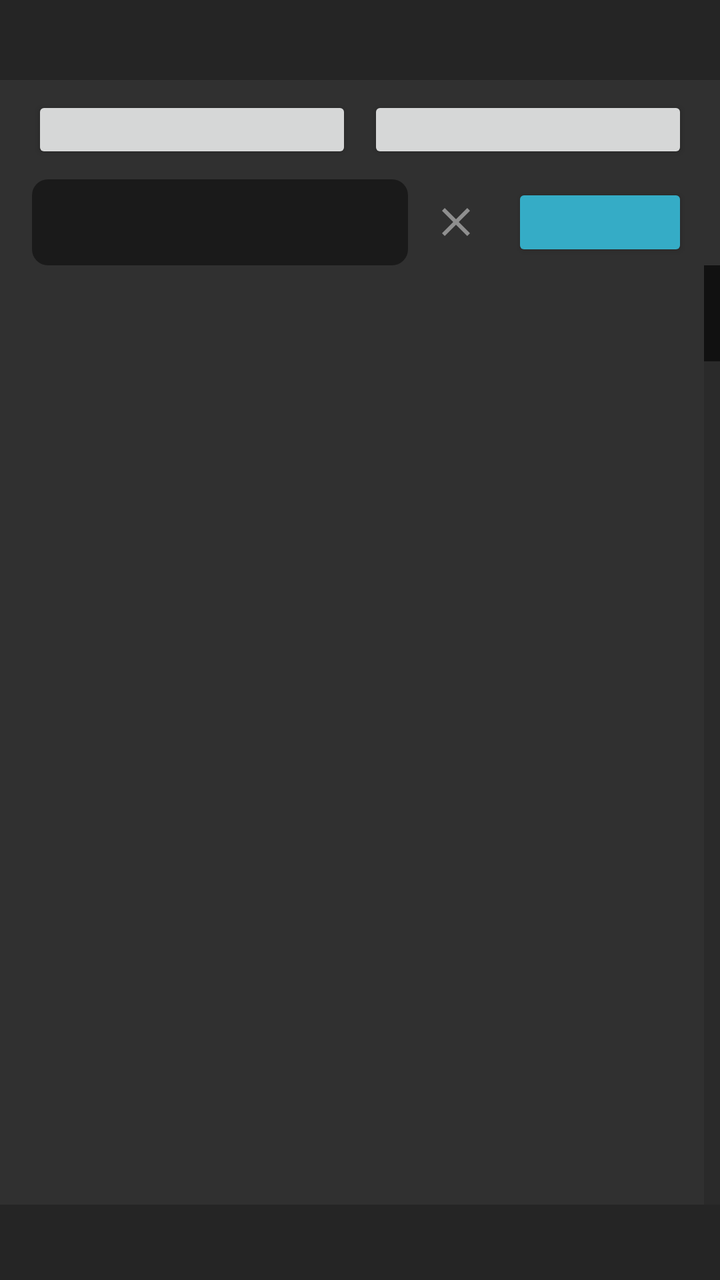
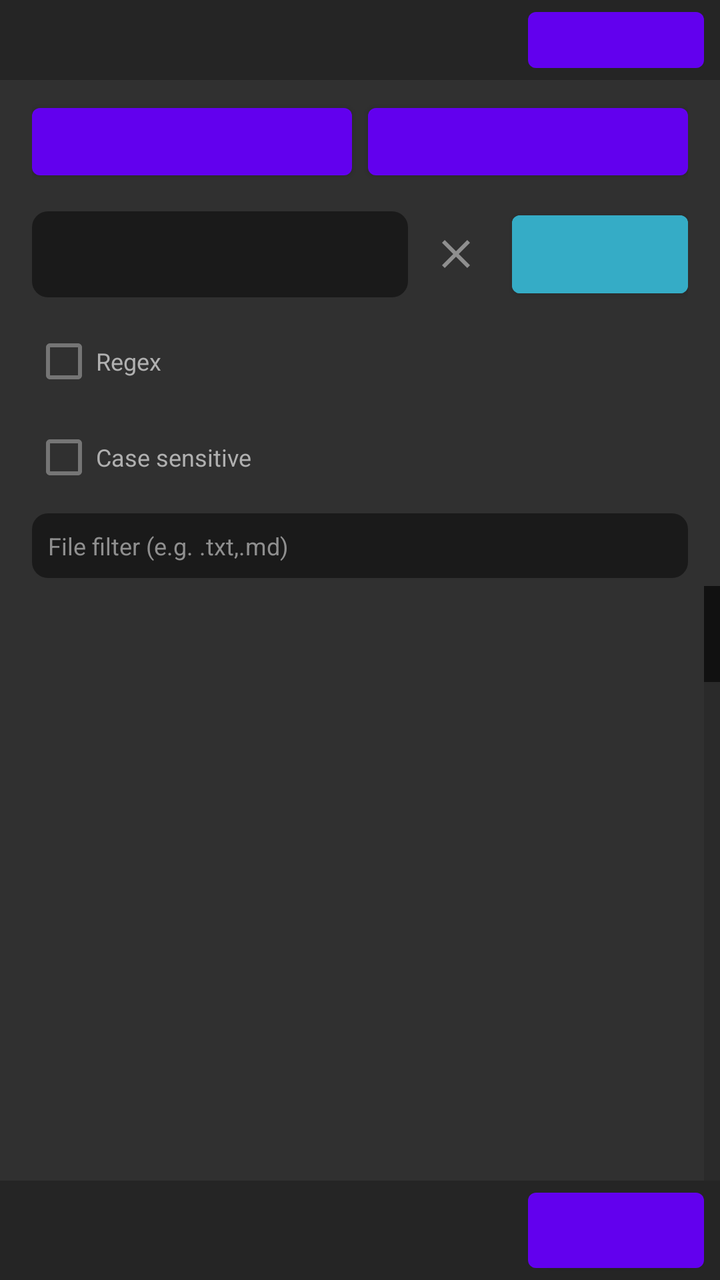

An Android layout rendered at two revisions. The XML below is the earlier revision; the diff shows what the commit changed to produce the second picture.
<!-- AndroidManifest.xml: application theme Theme.UsefulUnpack -->
<!-- res/layout/dialog_global_search.xml -->
<?xml version="1.0" encoding="utf-8"?>
<LinearLayout xmlns:android="http://schemas.android.com/apk/res/android"
    android:layout_width="match_parent"
    android:layout_height="match_parent"
    android:orientation="vertical"
    android:background="@color/bg_surface">

    
    <LinearLayout
        android:layout_width="match_parent"
        android:layout_height="40dp"
        android:orientation="horizontal"
        android:gravity="center_vertical"
        android:background="@color/bg_surface_dim"
        android:paddingStart="16dp"
        android:paddingEnd="8dp">

        <TextView
            android:id="@+id/searchScope"
            android:layout_width="0dp"
            android:layout_height="wrap_content"
            android:layout_weight="1"
            android:textSize="12sp"
            android:textColor="@color/text_secondary"
            android:singleLine="true"
            android:ellipsize="start" />

        <Button
            android:id="@+id/btnChangeDir"
            android:layout_width="wrap_content"
            android:layout_height="wrap_content"
            android:textSize="12sp"
            android:textColor="@color/accent"
            android:background="@null"
            android:minHeight="0dp"
            android:padding="8dp" />
    </LinearLayout>

    
    <LinearLayout
        android:layout_width="match_parent"
        android:layout_height="wrap_content"
        android:orientation="horizontal"
        android:gravity="center"
        android:paddingStart="16dp"
        android:paddingEnd="16dp"
        android:paddingTop="8dp"
        android:paddingBottom="8dp">

        <Button
            android:id="@+id/btnFilename"
            android:layout_width="0dp"
            android:layout_height="wrap_content"
            android:layout_weight="1"
            android:textSize="13sp"
            android:minHeight="0dp"
            android:paddingTop="8dp"
            android:paddingBottom="8dp" />

        <Button
            android:id="@+id/btnContent"
            android:layout_width="0dp"
            android:layout_height="wrap_content"
            android:layout_weight="1"
            android:layout_marginStart="8dp"
            android:textSize="13sp"
            android:minHeight="0dp"
            android:paddingTop="8dp"
            android:paddingBottom="8dp" />
    </LinearLayout>

    
    <LinearLayout
        android:layout_width="match_parent"
        android:layout_height="wrap_content"
        android:orientation="horizontal"
        android:gravity="center_vertical"
        android:paddingStart="16dp"
        android:paddingEnd="16dp">

        <EditText
            android:id="@+id/etQuery"
            android:layout_width="0dp"
            android:layout_height="wrap_content"
            android:layout_weight="1"
            android:textSize="14sp"
            android:singleLine="true"
            android:imeOptions="actionSearch"
            android:inputType="text"
            android:background="@drawable/bg_input"
            android:padding="12dp"
            android:textColor="@color/text_primary"
            android:textColorHint="@color/text_hint" />

        <ImageButton
            android:id="@+id/btnClear"
            android:layout_width="40dp"
            android:layout_height="40dp"
            android:layout_marginStart="4dp"
            android:src="@drawable/ic_clear"
            android:tint="@color/text_hint"
            android:background="?attr/selectableItemBackgroundBorderless"
            android:importantForAccessibility="no" />

        <Button
            android:id="@+id/btnSearch"
            android:layout_width="wrap_content"
            android:layout_height="wrap_content"
            android:layout_marginStart="8dp"
            android:textSize="14sp"
            android:minHeight="0dp"
            android:paddingStart="18dp"
            android:paddingEnd="18dp"
            android:paddingTop="10dp"
            android:paddingBottom="10dp"
            android:backgroundTint="@color/accent"
            android:textColor="#000000" />
    </LinearLayout>

    
    <ProgressBar
        android:id="@+id/searchProgress"
        android:layout_width="wrap_content"
        android:layout_height="wrap_content"
        android:layout_gravity="center_horizontal"
        android:visibility="gone"
        android:paddingTop="10dp"
        android:paddingBottom="4dp" />

    
    <ListView
        android:id="@+id/listResults"
        android:layout_width="match_parent"
        android:layout_height="0dp"
        android:layout_weight="1"
        android:divider="@color/divider"
        android:dividerHeight="1dp"
        android:listSelector="#40ffffff"
        android:fastScrollEnabled="true"
        android:fastScrollAlwaysVisible="true"
        android:fastScrollThumbDrawable="@drawable/fastscroll_thumb"
        android:fastScrollTrackDrawable="@drawable/fastscroll_track" />

    
    <LinearLayout
        android:layout_width="match_parent"
        android:layout_height="wrap_content"
        android:orientation="horizontal"
        android:gravity="center_vertical"
        android:background="@color/bg_surface_dim"
        android:paddingStart="16dp"
        android:paddingEnd="8dp">

        <TextView
            android:id="@+id/tvStats"
            android:layout_width="0dp"
            android:layout_height="wrap_content"
            android:layout_weight="1"
            android:textSize="12sp"
            android:textColor="@color/text_tertiary" />

        <Button
            android:id="@+id/btnContinue"
            android:layout_width="wrap_content"
            android:layout_height="wrap_content"
            android:textSize="12sp"
            android:textColor="@color/accent"
            android:background="@null"
            android:visibility="gone"
            android:minHeight="0dp"
            android:padding="8dp" />

        <Button
            android:id="@+id/btnClose"
            android:layout_width="wrap_content"
            android:layout_height="wrap_content"
            android:textSize="13sp"
            android:textColor="@color/text_secondary"
            android:background="@null"
            android:minHeight="0dp"
            android:padding="10dp" />
    </LinearLayout>

</LinearLayout>
<!-- resources referenced by this layout -->
<resources>
  <color name="accent">#35acc6</color>
  <color name="bg_surface">#303030</color>
  <color name="bg_surface_dim">#252525</color>
  <color name="divider">#1a1a1a</color>
  <color name="text_hint">#8f8f8f</color>
  <color name="text_primary">#e0f9ff</color>
  <color name="text_secondary">#b0b0b0</color>
  <color name="text_tertiary">#9a9a9a</color>
  <!-- drawable bg_input (drawable) -->
  <?xml version="1.0" encoding="utf-8"?>
  <shape xmlns:android="http://schemas.android.com/apk/res/android"
      android:shape="rectangle">
      <solid android:color="@color/bg_surface_dark" />
      <corners android:radius="8dp" />
  </shape>
  <style name="Theme.UsefulUnpack" parent="Theme.AppCompat.DayNight.NoActionBar">
          <item name="alertDialogTheme">@style/Theme.UsefulUnpack.Dialog</item>
          <item name="colorAccent">@color/accent</item>
          <item name="android:colorAccent">@color/accent</item>
          <item name="android:windowBackground">@color/bg_surface</item>
  
          
          <item name="android:scrollbarThumbVertical">@drawable/scrollbar_thumb_vertical</item>
          <item name="android:scrollbarTrackVertical">@drawable/scrollbar_track_vertical</item>
          <item name="android:scrollbarSize">14dp</item>
          <item name="android:scrollbarStyle">insideOverlay</item>
          <item name="android:scrollbarAlwaysDrawVerticalTrack">true</item>
      </style>
  <color name="bg_surface_dark">#1a1a1a</color>
  <style name="Theme.UsefulUnpack.Dialog" parent="Theme.AppCompat.DayNight.Dialog.Alert">
          <item name="android:background">@color/bg_surface_dim</item>
          <item name="android:windowBackground">@color/bg_surface_dim</item>
          <item name="android:backgroundDimEnabled">true</item>
          <item name="android:backgroundDimAmount">0.6</item>
          <item name="colorAccent">@color/accent</item>
          <item name="android:colorAccent">@color/accent</item>
  
          
          <item name="android:scrollbarThumbVertical">@drawable/scrollbar_thumb_vertical</item>
          <item name="android:scrollbarTrackVertical">@drawable/scrollbar_track_vertical</item>
          <item name="android:scrollbarSize">14dp</item>
          <item name="android:scrollbarStyle">insideOverlay</item>
          <item name="android:scrollbarAlwaysDrawVerticalTrack">true</item>
  
          
          <item name="android:titleTextColor">@color/text_primary</item>
  
          
          <item name="android:textColorPrimary">@color/text_primary</item>
          <item name="android:textColorSecondary">@color/text_secondary</item>
          <item name="android:textColorAlertDialogListItem">@color/text_primary</item>
  
          
          <item name="buttonBarPositiveButtonStyle">@style/Widget.UsefulUnpack.Button.Positive</item>
          <item name="buttonBarNegativeButtonStyle">@style/Widget.UsefulUnpack.Button.Negative</item>
          <item name="buttonBarNeutralButtonStyle">@style/Widget.UsefulUnpack.Button.Neutral</item>
      </style>
  <style name="Widget.UsefulUnpack.Button.Positive" parent="Widget.AppCompat.Button.ButtonBar.AlertDialog">
          <item name="android:textColor">@color/accent</item>
      </style>
  <style name="Widget.UsefulUnpack.Button.Negative" parent="Widget.AppCompat.Button.ButtonBar.AlertDialog">
          <item name="android:textColor">@color/text_secondary</item>
      </style>
  <style name="Widget.UsefulUnpack.Button.Neutral" parent="Widget.AppCompat.Button.ButtonBar.AlertDialog">
          <item name="android:textColor">@color/accent</item>
      </style>
  <!-- unchanged entries left out for length: 5 -->
</resources>

<!-- the commit's change to res/layout/dialog_global_search.xml (unified diff, before → after) -->
@@ -118,14 +118,66 @@
     </LinearLayout>
 
     
-    <ProgressBar
+    <LinearLayout
+        android:layout_width="match_parent"
+        android:layout_height="wrap_content"
+        android:orientation="vertical"
+        android:paddingStart="16dp"
+        android:paddingEnd="16dp"
+        android:paddingTop="4dp"
+        android:paddingBottom="4dp">
+
+        <CheckBox
+            android:id="@+id/cbRegex"
+            android:layout_width="wrap_content"
+            android:layout_height="wrap_content"
+            android:text="@string/search_regex"
+            android:textSize="12sp"
+            android:textColor="@color/text_secondary" />
+
+        <CheckBox
+            android:id="@+id/cbCaseSensitive"
+            android:layout_width="wrap_content"
+            android:layout_height="wrap_content"
+            android:text="@string/search_case_sensitive"
+            android:textSize="12sp"
+            android:textColor="@color/text_secondary" />
+    </LinearLayout>
+
+    
+    <LinearLayout
+        android:layout_width="match_parent"
+        android:layout_height="wrap_content"
+        android:orientation="horizontal"
+        android:gravity="center_vertical"
+        android:paddingStart="16dp"
+        android:paddingEnd="16dp"
+        android:paddingBottom="4dp">
+
+        <EditText
+            android:id="@+id/etFileFilter"
+            android:layout_width="0dp"
+            android:layout_height="wrap_content"
+            android:layout_weight="1"
+            android:textSize="12sp"
+            android:singleLine="true"
+            android:hint="@string/search_file_filter"
+            android:background="@drawable/bg_input"
+            android:padding="8dp"
+            android:textColor="@color/text_primary"
+            android:textColorHint="@color/text_hint" />
+    </LinearLayout>
+
+    
+    <com.usefulunpacker.IndeterminateBar
         android:id="@+id/searchProgress"
-        android:layout_width="wrap_content"
-        android:layout_height="wrap_content"
-        android:layout_gravity="center_horizontal"
-        android:visibility="gone"
-        android:paddingTop="10dp"
-        android:paddingBottom="4dp" />
+        android:layout_width="match_parent"
+        android:layout_height="6dp"
+        android:layout_marginStart="16dp"
+        android:layout_marginEnd="16dp"
+        android:layout_marginTop="10dp"
+        android:layout_marginBottom="4dp"
+        android:visibility="gone" />
 
     
     <ListView
<!-- resource entries referenced after the edit -->
@@ -15,7 +15,10 @@
       <solid android:color="@color/bg_surface_dark" />
       <corners android:radius="8dp" />
   </shape>
-  <style name="Theme.UsefulUnpack" parent="Theme.AppCompat.DayNight.NoActionBar">
+  <string name="search_case_sensitive">Case sensitive</string>
+  <string name="search_file_filter">File filter (e.g. .txt,.md)</string>
+  <string name="search_regex">Regex</string>
+  <style name="Theme.UsefulUnpack" parent="Theme.MaterialComponents.DayNight.NoActionBar">
           <item name="alertDialogTheme">@style/Theme.UsefulUnpack.Dialog</item>
           <item name="colorAccent">@color/accent</item>
           <item name="android:colorAccent">@color/accent</item>
@@ -31,7 +34,7 @@
   <color name="bg_surface_dark">#1a1a1a</color>
   <style name="Theme.UsefulUnpack.Dialog" parent="Theme.AppCompat.DayNight.Dialog.Alert">
           <item name="android:background">@color/bg_surface_dim</item>
-          <item name="android:windowBackground">@color/bg_surface_dim</item>
+          <item name="android:windowBackground">@drawable/dialog_bg_rounded</item>
           <item name="android:backgroundDimEnabled">true</item>
           <item name="android:backgroundDimAmount">0.6</item>
           <item name="colorAccent">@color/accent</item>
@@ -57,6 +60,13 @@
           <item name="buttonBarNegativeButtonStyle">@style/Widget.UsefulUnpack.Button.Negative</item>
           <item name="buttonBarNeutralButtonStyle">@style/Widget.UsefulUnpack.Button.Neutral</item>
       </style>
+  <!-- drawable dialog_bg_rounded (drawable) -->
+  <?xml version="1.0" encoding="utf-8"?>
+  <shape xmlns:android="http://schemas.android.com/apk/res/android"
+      android:shape="rectangle">
+      <solid android:color="@color/bg_surface_dim" />
+      <corners android:radius="14dp" />
+  </shape>
   <style name="Widget.UsefulUnpack.Button.Positive" parent="Widget.AppCompat.Button.ButtonBar.AlertDialog">
           <item name="android:textColor">@color/accent</item>
       </style>
